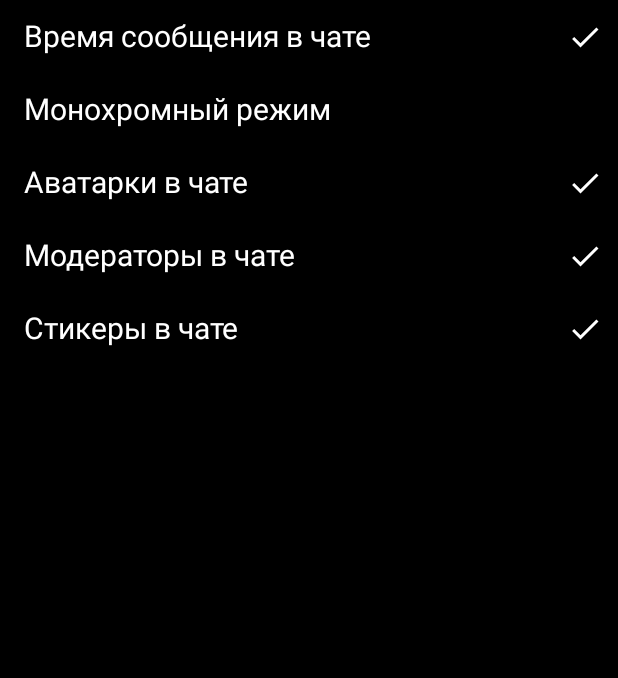
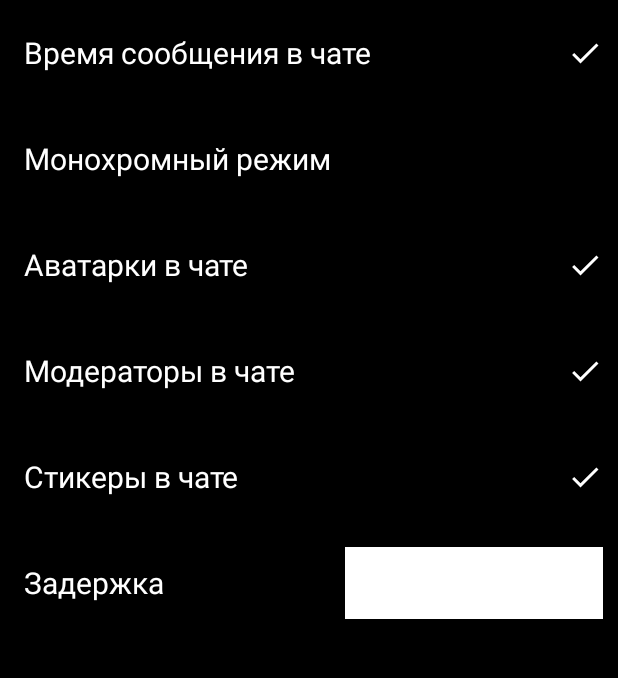
Before and after one commit to Kirimatt/WasdReplayAndroid, an Android app: the SettingsActivity screen opened directly, with no data from a screen before it, on a phone screen of 412 x 824 dp, the part 84-762 px from its top. Run offline under Robolectric (Android 15) with nearby library versions, the phone set to English and light mode, and no system bars.

Commit message:
V 2.05 added custom delay

```diff
--- a/app/src/main/java/com/kirimatt/wasdAndroid/activities/SettingsActivity.java
+++ b/app/src/main/java/com/kirimatt/wasdAndroid/activities/SettingsActivity.java
@@ -1,23 +1,23 @@
 package com.kirimatt.wasdAndroid.activities;
+
+import android.content.SharedPreferences;
+import android.os.Bundle;
+import android.widget.EditText;
+import android.widget.ListView;
 
 import androidx.appcompat.app.AppCompatActivity;
 
-import android.content.Context;
-import android.content.SharedPreferences;
-import android.os.Bundle;
-import android.util.Log;
-import android.widget.ListView;
-
 import com.kirimatt.wasdAndroid.R;
 import com.kirimatt.wasdAndroid.dtos.settings.RowSettings;
-import com.kirimatt.wasdAndroid.utils.MainActivityDataShare;
 import com.kirimatt.wasdAndroid.views.adapters.ListViewSettingsAdapter;
 
 import java.util.ArrayList;
 import java.util.List;
+import java.util.Objects;
 
 public class SettingsActivity extends AppCompatActivity {
 
+    public static final String DELAY_ALIAS = "DELAY";
     private final List<RowSettings> settings = new ArrayList<>();
     private SharedPreferences sharedPref;
     private ListView listView;
@@ -54,6 +54,12 @@ public class SettingsActivity extends AppCompatActivity {
                 "STICKER_NEEDED",
                 sharedPref.getBoolean("STICKER_NEEDED", true))
         );
+
+        settings.add(new RowSettings(
+                "Задержка",
+                DELAY_ALIAS,
+                sharedPref.getFloat(DELAY_ALIAS, 0f))
+        );
     }
 
     @Override
@@ -79,12 +85,13 @@ public class SettingsActivity extends AppCompatActivity {
 
     private void onClickItem(int position) {
         RowSettings rowSettings = settings.get(position);
-        rowSettings.setStatus(!rowSettings.getStatus());
 
-        settings.remove(position);
-        settings.add(position, rowSettings);
-
-        listView.setAdapter(adapter);
+        if (!Objects.isNull(rowSettings.getStatus())) {
+            rowSettings.setStatus(!rowSettings.getStatus());
+            settings.remove(position);
+            settings.add(position, rowSettings);
+            listView.setAdapter(adapter);
+        }
     }
 
     @Override
@@ -92,10 +99,11 @@ public class SettingsActivity extends AppCompatActivity {
         SharedPreferences.Editor editor = sharedPref.edit();
 
         for (int i = 0; i < settings.size(); i++) {
-            editor.putBoolean(
-                    settings.get(i).getAliasSetting(),
-                    settings.get(i).getStatus()
-            );
+            if (!Objects.isNull(settings.get(i).getStatus())) {
+                editor.putBoolean(
+                        settings.get(i).getAliasSetting(),
+                        settings.get(i).getStatus());
+            }
         }
 
         editor.apply();
--- a/app/src/main/java/com/kirimatt/wasdAndroid/dtos/settings/RowSettings.java
+++ b/app/src/main/java/com/kirimatt/wasdAndroid/dtos/settings/RowSettings.java
@@ -6,11 +6,26 @@ public class RowSettings implements Serializable {
     private String nameSetting;
     private String aliasSetting;
     private Boolean status;
+    private Float delay;
 
     public RowSettings(String nameSetting, String aliasSetting, Boolean status) {
         this.nameSetting = nameSetting;
         this.aliasSetting = aliasSetting;
         this.status = status;
+    }
+
+    public RowSettings(String nameSetting, String aliasSetting, Float delay) {
+        this.nameSetting = nameSetting;
+        this.aliasSetting = aliasSetting;
+        this.delay = delay;
+    }
+
+    public Float getDelay() {
+        return delay;
+    }
+
+    public void setDelay(Float delay) {
+        this.delay = delay;
     }
 
     public String getAliasSetting() {
--- a/app/src/main/java/com/kirimatt/wasdAndroid/views/adapters/ListViewSettingsAdapter.java
+++ b/app/src/main/java/com/kirimatt/wasdAndroid/views/adapters/ListViewSettingsAdapter.java
@@ -1,10 +1,19 @@
 package com.kirimatt.wasdAndroid.views.adapters;
 
+import static android.content.Context.MODE_PRIVATE;
+
+import static com.kirimatt.wasdAndroid.activities.SettingsActivity.DELAY_ALIAS;
+
 import android.content.Context;
+import android.content.SharedPreferences;
+import android.text.Editable;
+import android.text.TextWatcher;
+import android.view.KeyEvent;
 import android.view.LayoutInflater;
 import android.view.View;
 import android.view.ViewGroup;
 import android.widget.ArrayAdapter;
+import android.widget.EditText;
 import android.widget.ImageView;
 import android.widget.TextView;
 
@@ -14,11 +23,13 @@ import com.kirimatt.wasdAndroid.R;
 import com.kirimatt.wasdAndroid.dtos.settings.RowSettings;
 
 import java.util.List;
+import java.util.Objects;
 
 public class ListViewSettingsAdapter extends ArrayAdapter<RowSettings> {
     private final int listLayout;
     private final List<RowSettings> channelsList;
     private final Context context;
+    private final SharedPreferences sharedPref;
 
     public ListViewSettingsAdapter(Context context, int listLayout,
                                    int field, List<RowSettings> rowSettings) {
@@ -26,6 +37,7 @@ public class ListViewSettingsAdapter extends ArrayAdapter<RowSettings> {
         this.context = context;
         this.listLayout = listLayout;
         this.channelsList = rowSettings;
+        this.sharedPref = context.getSharedPreferences("setting", MODE_PRIVATE);
     }
 
     @Override
@@ -40,16 +52,47 @@ public class ListViewSettingsAdapter extends ArrayAdapter<RowSettings> {
         RowSettings row = channelsList.get(position);
 
         TextView name = convertView.findViewById(R.id.textViewSetting);
+
+        if (Objects.isNull(row.getStatus())) {
+            EditText editTextValue = convertView.findViewById(R.id.editTextSettingValue);
+            editTextValue.setVisibility(View.VISIBLE);
+
+            float delayValue = sharedPref.getFloat(DELAY_ALIAS, 0f);
+            editTextValue.setText(delayValue == 0f ? "" : String.valueOf(delayValue));
+            editTextValue.addTextChangedListener(new TextWatcher() {
+                @Override
+                public void beforeTextChanged(CharSequence s, int start, int count, int after) {
+                    // not needed
+                }
+
+                @Override
+                public void onTextChanged(CharSequence s, int start, int before, int count) {
+                    // not needed
+                }
+
+                @Override
+                public void afterTextChanged(Editable s) {
+                    String target = s.toString();
+                    if (target.length() > 1 || (target.length() > 0 && !target.startsWith("-"))) {
+                        sharedPref
+                                .edit()
+                                .putFloat(DELAY_ALIAS, Float.parseFloat(s.toString()))
+                                .apply();
+                    }
+                }
+            });
+        } else {
             ImageView checkBoxImage = convertView.findViewById(R.id.checkboxSetting);
-
-        name.setText(row.getNameSetting());
+            checkBoxImage.setVisibility(View.VISIBLE);
 
             checkBoxImage.setImageDrawable(
                     Boolean.TRUE.equals(row.getStatus()) ?
                             ResourcesCompat.getDrawable(context.getResources(),
                                     R.drawable.baseline_done_24, null) : null
             );
+        }
 
+        name.setText(row.getNameSetting());
         return convertView;
     }
 
--- a/app/src/main/res/layout/activity_settings_row.xml
+++ b/app/src/main/res/layout/activity_settings_row.xml
@@ -24,6 +24,28 @@
         app:layout_constraintStart_toStartOf="parent"
         app:layout_constraintTop_toTopOf="parent" />
 
+    <EditText
+        android:id="@+id/editTextSettingValue"
+        android:layout_width="wrap_content"
+        android:layout_height="wrap_content"
+        android:layout_centerVertical="true"
+        android:layout_marginTop="1dp"
+        android:autofillHints="Введите каналы для поиска"
+        android:background="@color/white"
+        android:hint="@string/delayHint"
+        android:inputType="numberSigned"
+        android:labelFor="@id/searchButton"
+        android:minHeight="48dp"
+        android:textColor="@color/black"
+        android:textSize="20sp"
+        android:textStyle="normal"
+        android:typeface="sans"
+        android:visibility="invisible"
+        app:layout_constraintBottom_toBottomOf="parent"
+        app:layout_constraintEnd_toEndOf="parent"
+        app:layout_constraintTop_toTopOf="parent"
+        />
+
     <ImageView
         android:id="@+id/checkboxSetting"
         android:layout_width="wrap_content"
@@ -33,6 +55,7 @@
         android:buttonTint="#FFFFFF"
         android:textColor="#FFFFFF"
         android:src="@drawable/baseline_done_24"
+        android:visibility="invisible"
         app:layout_constraintBottom_toBottomOf="parent"
         app:layout_constraintEnd_toEndOf="parent"
         app:layout_constraintTop_toTopOf="parent"
--- a/app/src/main/res/values/strings.xml
+++ b/app/src/main/res/values/strings.xml
@@ -12,4 +12,5 @@
     <string name="savedHistory" />
     <string name="wasd_replay_by_kirimatt">Wasd Replay by kirimatt</string>
     <string name="search_edit_text">Введите каналы для поиска</string>
+    <string name="delayHint">Введите задержку</string>
 </resources>
```
Also changed, not shown: app/src/main/java/com/kirimatt/wasdAndroid/activities/ReplayActivity.java (+5 -2 lines), app/src/main/java/com/kirimatt/wasdAndroid/dtos/settings/AllSettings.java (+11 -3 lines). Lines whose indentation alone changed are shown as unchanged.
